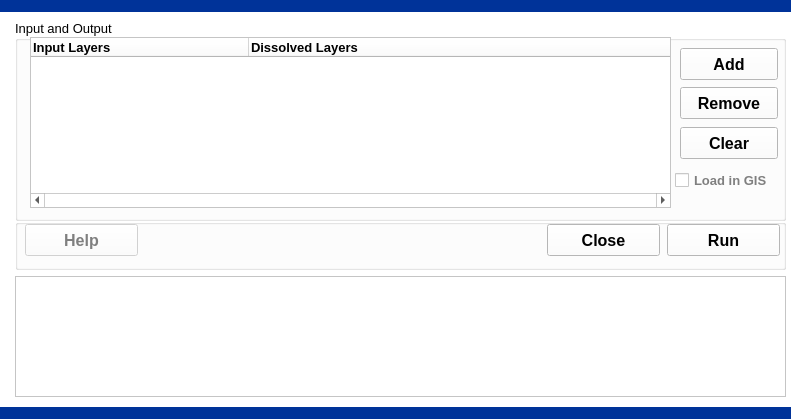
Old version of the form 3VectorProcessing/1DissolvePolygons/dissolvepolygons.ui in the repository leonard-psu/PIHMgis.
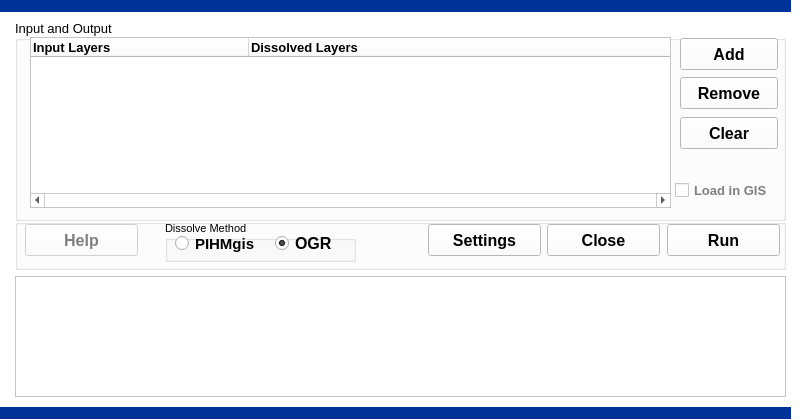
New version of the form.

Diff of the .ui file:
```diff
--- a/3VectorProcessing/1DissolvePolygons/dissolvepolygons.ui
+++ b/3VectorProcessing/1DissolvePolygons/dissolvepolygons.ui
@@ -160,6 +160,15 @@
        </color>
       </brush>
      </colorrole>
+     <colorrole role="PlaceholderText">
+      <brush brushstyle="NoBrush">
+       <color alpha="128">
+        <red>0</red>
+        <green>0</green>
+        <blue>0</blue>
+       </color>
+      </brush>
+     </colorrole>
     </active>
     <inactive>
      <colorrole role="WindowText">
@@ -297,6 +306,15 @@
        </color>
       </brush>
      </colorrole>
+     <colorrole role="PlaceholderText">
+      <brush brushstyle="NoBrush">
+       <color alpha="128">
+        <red>0</red>
+        <green>0</green>
+        <blue>0</blue>
+       </color>
+      </brush>
+     </colorrole>
     </inactive>
     <disabled>
      <colorrole role="WindowText">
@@ -434,6 +452,15 @@
        </color>
       </brush>
      </colorrole>
+     <colorrole role="PlaceholderText">
+      <brush brushstyle="NoBrush">
+       <color alpha="128">
+        <red>0</red>
+        <green>0</green>
+        <blue>0</blue>
+       </color>
+      </brush>
+     </colorrole>
     </disabled>
    </palette>
   </property>
@@ -536,6 +563,94 @@
      <bool>false</bool>
     </property>
    </widget>
+   <widget class="QPushButton" name="pushButtonSettings">
+    <property name="enabled">
+     <bool>true</bool>
+    </property>
+    <property name="geometry">
+     <rect>
+      <x>413</x>
+      <y>5</y>
+      <width>113</width>
+      <height>32</height>
+     </rect>
+    </property>
+    <property name="font">
+     <font>
+      <family>Arial</family>
+      <pointsize>12</pointsize>
+      <weight>75</weight>
+      <bold>true</bold>
+     </font>
+    </property>
+    <property name="text">
+     <string>Settings</string>
+    </property>
+    <property name="autoDefault">
+     <bool>false</bool>
+    </property>
+   </widget>
+   <widget class="QGroupBox" name="groupBox">
+    <property name="geometry">
+     <rect>
+      <x>150</x>
+      <y>2</y>
+      <width>191</width>
+      <height>41</height>
+     </rect>
+    </property>
+    <property name="font">
+     <font>
+      <pointsize>8</pointsize>
+     </font>
+    </property>
+    <property name="title">
+     <string>Dissolve Method</string>
+    </property>
+    <widget class="QRadioButton" name="radioButton_dissolve_method1">
+     <property name="geometry">
+      <rect>
+       <x>10</x>
+       <y>14</y>
+       <width>82</width>
+       <height>17</height>
+      </rect>
+     </property>
+     <property name="font">
+      <font>
+       <pointsize>11</pointsize>
+       <weight>75</weight>
+       <bold>true</bold>
+      </font>
+     </property>
+     <property name="text">
+      <string>PIHMgis</string>
+     </property>
+    </widget>
+    <widget class="QRadioButton" name="radioButton_dissolve_method2">
+     <property name="geometry">
+      <rect>
+       <x>110</x>
+       <y>14</y>
+       <width>82</width>
+       <height>17</height>
+      </rect>
+     </property>
+     <property name="font">
+      <font>
+       <pointsize>12</pointsize>
+       <weight>75</weight>
+       <bold>true</bold>
+      </font>
+     </property>
+     <property name="text">
+      <string>OGR</string>
+     </property>
+     <property name="checked">
+      <bool>true</bool>
+     </property>
+    </widget>
+   </widget>
   </widget>
   <widget class="QGroupBox" name="groupBoxInput">
    <property name="geometry">
@@ -558,7 +673,7 @@
     <property name="geometry">
      <rect>
       <x>665</x>
-      <y>28</y>
+      <y>18</y>
       <width>98</width>
       <height>32</height>
      </rect>
@@ -690,7 +805,7 @@
     <property name="geometry">
      <rect>
       <x>665</x>
-      <y>67</y>
+      <y>57</y>
       <width>98</width>
       <height>32</height>
      </rect>
@@ -717,7 +832,7 @@
     <property name="geometry">
      <rect>
       <x>660</x>
-      <y>150</y>
+      <y>160</y>
       <width>101</width>
       <height>21</height>
      </rect>
@@ -747,7 +862,7 @@
     <property name="geometry">
      <rect>
       <x>665</x>
-      <y>107</y>
+      <y>97</y>
       <width>98</width>
       <height>32</height>
      </rect>
```
Left out of the diff: 54 changed lines with no effect on the pictures.
